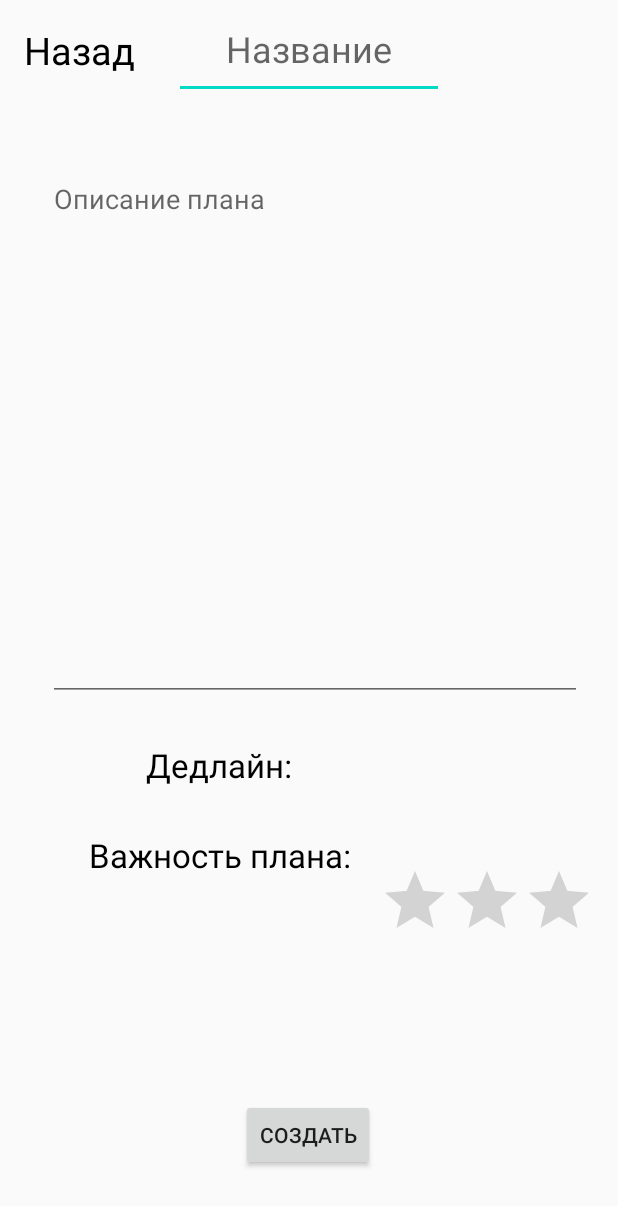
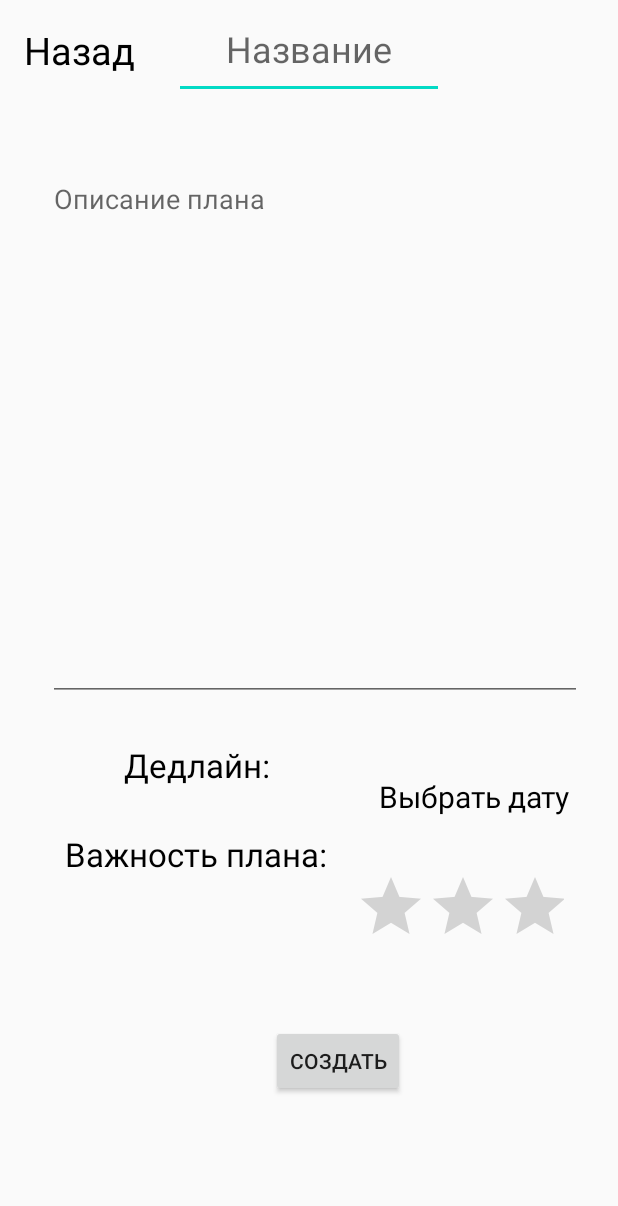
Before and after one commit to grishagr9/ThePlanniest, an Android app: the MainActivity2 screen opened directly, with no data from a screen before it, on a phone screen of 412 x 824 dp. Shown: the top 1206 px of the screen. Run offline under Robolectric (Android 15) with nearby library versions, the phone set to English and light mode, and no system bars.

Commit message:
add date

```diff
--- a/plan/app/src/main/res/layout/create_plan.xml
+++ b/plan/app/src/main/res/layout/create_plan.xml
@@ -6,22 +6,7 @@
     android:layout_height="match_parent">
 
 
-    <TextView
-        android:id="@+id/textView3"
-        android:layout_width="180dp"
-        android:layout_height="46dp"
-        android:layout_marginTop="20dp"
-        android:gravity="center"
-        android:text="Дедлайн:"
-        android:textColor="#000000"
-        android:textSize="22sp"
-        app:layout_constraintBottom_toTopOf="@+id/textView2"
-        app:layout_constraintEnd_toEndOf="parent"
-        app:layout_constraintHorizontal_bias="0.242"
-        app:layout_constraintStart_toStartOf="parent"
-        app:layout_constraintTop_toBottomOf="@+id/about_plan"
-        app:layout_constraintVertical_bias="0.0"
-        tools:ignore="MissingConstraints" />
+
 
     <EditText
         android:id="@+id/NamePlan"
@@ -57,23 +42,24 @@
         app:layout_constraintTop_toBottomOf="@+id/NamePlan"
         tools:ignore="MissingConstraints" />
 
+    //сделать картинку - стрелочка назад
+
     <Button
         android:id="@+id/Create_plan_click"
         android:layout_width="wrap_content"
         android:layout_height="wrap_content"
         android:layout_marginTop="169dp"
         android:layout_marginBottom="43dp"
+        android:onClick="Click_back"
         android:text="Создать"
-        android:onClick="Click_back"
         app:layout_constraintBottom_toBottomOf="parent"
         app:layout_constraintEnd_toEndOf="parent"
-        app:layout_constraintHorizontal_bias="0.498"
+        app:layout_constraintHorizontal_bias="0.56"
         app:layout_constraintStart_toStartOf="parent"
         app:layout_constraintTop_toBottomOf="@+id/about_plan"
-        app:layout_constraintVertical_bias="1.0"
+        app:layout_constraintVertical_bias="0.483"
         tools:ignore="MissingConstraints" />
 
-//сделать картинку - стрелочка назад
     <TextView
         android:id="@+id/Click_back"
         android:layout_width="wrap_content"
@@ -90,8 +76,8 @@
 
     <TextView
         android:id="@+id/textView2"
-        android:layout_width="180dp"
-        android:layout_height="46dp"
+        android:layout_width="181dp"
+        android:layout_height="44dp"
         android:layout_marginStart="40dp"
         android:layout_marginLeft="40dp"
         android:layout_marginTop="80dp"
@@ -99,9 +85,12 @@
         android:text="Важность плана:"
         android:textColor="#000000"
         android:textSize="22sp"
+        app:layout_constraintBottom_toBottomOf="parent"
         app:layout_constraintEnd_toStartOf="@+id/ratingBar"
+        app:layout_constraintHorizontal_bias="0.0"
         app:layout_constraintStart_toStartOf="parent"
         app:layout_constraintTop_toBottomOf="@+id/about_plan"
+        app:layout_constraintVertical_bias="0.0"
         tools:ignore="MissingConstraints" />
 
     <RatingBar
@@ -109,16 +98,49 @@
         android:layout_width="139dp"
         android:layout_height="48dp"
         android:layout_marginTop="44dp"
-        android:layout_marginEnd="20dp"
-        android:layout_marginRight="20dp"
+        android:layout_marginEnd="36dp"
+        android:layout_marginRight="36dp"
         android:numStars="5"
         android:stepSize="0.1"
         app:layout_constraintBottom_toBottomOf="parent"
         app:layout_constraintEnd_toEndOf="parent"
         app:layout_constraintTop_toBottomOf="@+id/about_plan"
-        app:layout_constraintVertical_bias="0.248" />
+        app:layout_constraintVertical_bias="0.262" />
 
+    <TextView
+        android:id="@+id/textView3"
+        android:layout_width="180dp"
+        android:layout_height="46dp"
+        android:layout_marginTop="20dp"
+        android:gravity="center"
+        android:text="Дедлайн:"
+        android:textColor="#000000"
+        android:textSize="22sp"
+        app:layout_constraintBottom_toTopOf="@+id/textView2"
+        app:layout_constraintEnd_toEndOf="parent"
+        app:layout_constraintHorizontal_bias="0.177"
+        app:layout_constraintStart_toStartOf="parent"
+        app:layout_constraintTop_toBottomOf="@+id/about_plan"
+        app:layout_constraintVertical_bias="0.0"
+        tools:ignore="MissingConstraints" />
 
+    <TextView
+        android:id="@+id/textView4"
+        android:layout_width="136dp"
+        android:layout_height="42dp"
+        android:layout_marginTop="26dp"
+        android:layout_marginBottom="12dp"
+        android:gravity="center"
+        android:text="Выбрать дату"
+        android:textColor="#000000"
+
+        android:textSize="20sp"
+        app:layout_constraintBottom_toTopOf="@+id/ratingBar"
+        app:layout_constraintEnd_toEndOf="parent"
+        app:layout_constraintHorizontal_bias="0.487"
+        app:layout_constraintStart_toEndOf="@+id/textView3"
+        app:layout_constraintTop_toBottomOf="@+id/about_plan"
+        tools:ignore="MissingConstraints" />
 
 
 </androidx.constraintlayout.widget.ConstraintLayout>
```
